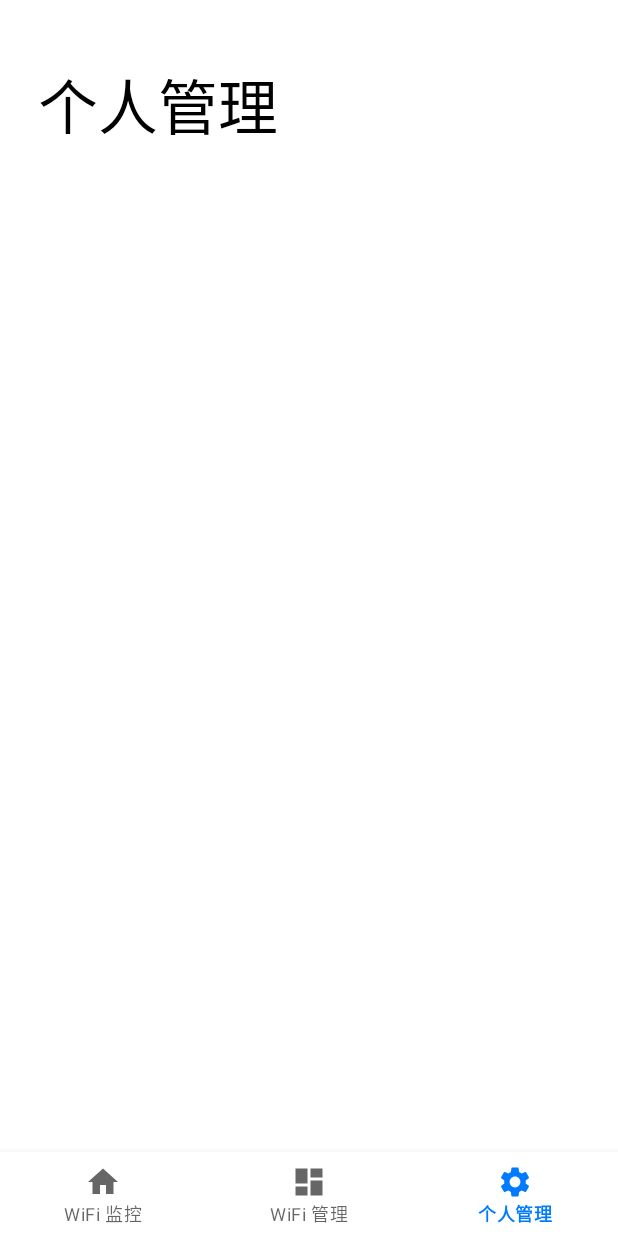
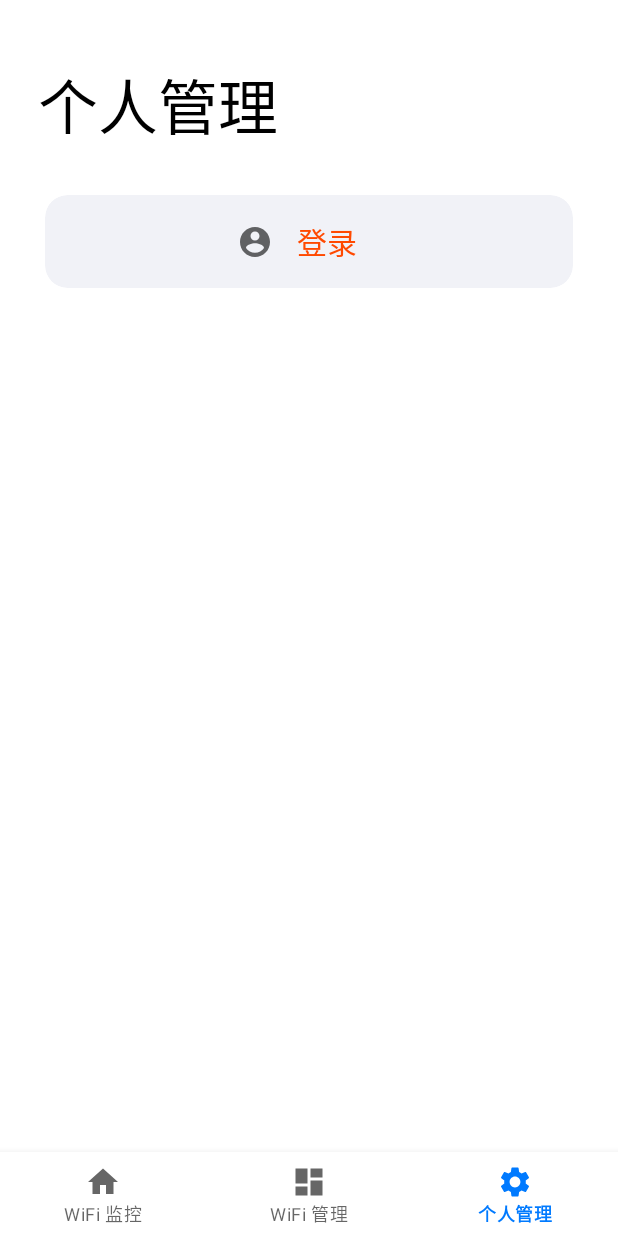
Before and after one commit to cccxxxs/Epidemic-Analysis-Enterprise-Edition, an Android app: the SettingsFragment screen opened through its navigation route, on a phone screen of 412 x 824 dp. Run offline under Robolectric (Android 15) with nearby library versions, the light colour scheme and no system bars; our stand-ins replace navigation-ui.

Commit message:
Finish Settings Fragment

```diff
--- a/app/src/main/java/com/silentselene/enterpriseedition/MainActivity.java
+++ b/app/src/main/java/com/silentselene/enterpriseedition/MainActivity.java
@@ -2,6 +2,7 @@ package com.silentselene.enterpriseedition;
 
 import android.content.Intent;
 import android.os.Bundle;
+import android.util.Log;
 
 import com.google.android.material.bottomnavigation.BottomNavigationView;
 import com.silentselene.enterpriseedition.login.LoginPage;
@@ -23,7 +24,7 @@ public class MainActivity extends AppCompatActivity {
 
     private final String FILE_NAME = "config.ini";
 
-    private String userPhone = null;
+    private String usr_info = null;
 
     @Override
     protected void onCreate(Bundle savedInstanceState) {
@@ -48,7 +49,9 @@ public class MainActivity extends AppCompatActivity {
             e.printStackTrace();
         }
 
-        if(userPhone == null){
+        Log.d("FILE", "\n" + usr_info);
+
+        if(usr_info == null){
             Intent loginPage = new Intent(MainActivity.this, LoginPage.class);
             startActivity(loginPage);
         }
@@ -63,7 +66,7 @@ public class MainActivity extends AppCompatActivity {
             byte[] readBytes = new byte[fis.available()];
             while (fis.read(readBytes) != -1) {
             }
-            userPhone = new String(readBytes);
+            usr_info = new String(readBytes);
         } catch (FileNotFoundException e) {
             e.printStackTrace();
         }
--- a/app/src/main/java/com/silentselene/enterpriseedition/ui/settings/SettingsFragment.java
+++ b/app/src/main/java/com/silentselene/enterpriseedition/ui/settings/SettingsFragment.java
@@ -3,11 +3,13 @@ package com.silentselene.enterpriseedition.ui.settings;
 import android.content.Context;
 import android.content.Intent;
 import android.os.Bundle;
+import android.util.Log;
 import android.view.LayoutInflater;
 import android.view.View;
 import android.view.ViewGroup;
 import android.widget.Button;
 import android.widget.LinearLayout;
+import android.widget.TextView;
 
 import androidx.annotation.NonNull;
 import androidx.fragment.app.Fragment;
@@ -17,6 +19,8 @@ import com.google.android.material.card.MaterialCardView;
 import com.silentselene.enterpriseedition.R;
 import com.silentselene.enterpriseedition.login.LoginPage;
 
+import java.io.FileInputStream;
+import java.io.FileNotFoundException;
 import java.io.FileOutputStream;
 import java.io.IOException;
 
@@ -24,7 +28,13 @@ public class SettingsFragment extends Fragment {
 
     LinearLayout info_layout;
     MaterialCardView btn_logout;
+    MaterialCardView btn_login;
 
+    TextView shop_name;
+    TextView usr_tel;
+    TextView shop_loc;
+
+    String usr_info = "";
 
     private SettingsViewModel settingsViewModel;
 
@@ -32,18 +42,24 @@ public class SettingsFragment extends Fragment {
 
 
     public View onCreateView(@NonNull LayoutInflater inflater,
-                             ViewGroup container, Bundle savedInstanceState) {
+                             ViewGroup container, final Bundle savedInstanceState) {
         settingsViewModel =
                 ViewModelProviders.of(this).get(SettingsViewModel.class);
         View root = inflater.inflate(R.layout.fragment_notifications, container, false);
 
         info_layout = root.findViewById(R.id.info_layout);
         btn_logout = root.findViewById(R.id.btn_logout);
+        btn_login = root.findViewById(R.id.btn_login);
+
+        shop_name = root.findViewById(R.id.shop_name);
+        usr_tel = root.findViewById(R.id.usr_tel);
+        shop_loc = root.findViewById(R.id.shop_loc);
 
         btn_logout.setOnClickListener(new View.OnClickListener() {
             @Override
             public void onClick(View view) {
-                btn_logout.setVisibility(getView().GONE);
+                info_layout.setVisibility(getView().GONE);
+                btn_login.setVisibility(getView().VISIBLE);
 
                 try {
                     savePreferenceFiles("");
@@ -56,8 +72,34 @@ public class SettingsFragment extends Fragment {
             }
         });
 
+        btn_login.setOnClickListener(new View.OnClickListener() {
+            @Override
+            public void onClick(View view) {
+                Intent login_page = new Intent(getActivity(), LoginPage.class);
+                startActivity(login_page);
+            }
+        });
+
         if(LoginPage.isLogin(root.getContext())){
             info_layout.setVisibility(getView().VISIBLE);
+            btn_login.setVisibility(getView().GONE);
+
+            try {
+                loadPreferencesFile();
+            } catch (IOException e) {
+                e.printStackTrace();
+            }
+
+            Log.d("USR_INFO", usr_info);
+
+            String[] info = usr_info.split("\n");
+            Log.d("USR_INFO", info[0]);
+            Log.d("USR_INFO", info[1]);
+            Log.d("USR_INFO", info[2]);
+
+            shop_name.setText(info[1]);
+            usr_tel.setText(info[0]);
+            shop_loc.setText(info[2]);
         }
 
         return root;
@@ -69,4 +111,19 @@ public class SettingsFragment extends Fragment {
         fos.flush();
         fos.close();
     }
+
+    private void loadPreferencesFile() throws IOException {
+        try {
+            FileInputStream fis = getActivity().openFileInput(FILE_NAME);
+            if (fis.available() == 0) {
+                return;
+            }
+            byte[] readBytes = new byte[fis.available()];
+            while (fis.read(readBytes) != -1) {
+            }
+            usr_info = new String(readBytes);
+        } catch (FileNotFoundException e) {
+            e.printStackTrace();
+        }
+    }
 }
--- /dev/null
+++ b/app/src/main/res/drawable-v24/ic_baseline_account_circle_24.xml
@@ -0,0 +1,10 @@
+<vector xmlns:android="http://schemas.android.com/apk/res/android"
+    android:width="24dp"
+    android:height="24dp"
+    android:viewportWidth="24"
+    android:viewportHeight="24"
+    android:tint="?attr/colorControlNormal">
+  <path
+      android:fillColor="@android:color/white"
+      android:pathData="M12,2C6.48,2 2,6.48 2,12s4.48,10 10,10 10,-4.48 10,-10S17.52,2 12,2zM12,5c1.66,0 3,1.34 3,3s-1.34,3 -3,3 -3,-1.34 -3,-3 1.34,-3 3,-3zM12,19.2c-2.5,0 -4.71,-1.28 -6,-3.22 0.03,-1.99 4,-3.08 6,-3.08 1.99,0 5.97,1.09 6,3.08 -1.29,1.94 -3.5,3.22 -6,3.22z"/>
+</vector>
--- a/app/src/main/res/layout/fragment_notifications.xml
+++ b/app/src/main/res/layout/fragment_notifications.xml
@@ -20,6 +20,42 @@
             android:text="个人管理"
             android:textColor="#000000"
             android:textSize="40sp" />
+
+        <com.google.android.material.card.MaterialCardView
+            android:id="@+id/btn_login"
+            android:layout_width="match_parent"
+            android:layout_height="wrap_content"
+            android:layout_marginHorizontal="30dp"
+            android:layout_marginTop="30dp"
+            android:layout_marginBottom="90dp"
+            android:background="@color/colorButtomUnselected"
+            app:cardBackgroundColor="@color/colorBackground"
+            app:cardCornerRadius="15dp"
+            app:cardElevation="0dp">
+
+            <LinearLayout
+                android:layout_width="match_parent"
+                android:layout_height="wrap_content"
+                android:gravity="center"
+                android:orientation="horizontal">
+
+                <ImageView
+                    android:layout_width="wrap_content"
+                    android:layout_height="match_parent"
+                    android:scaleType="center"
+                    android:src="@drawable/ic_baseline_account_circle_24" />
+
+                <TextView
+                    android:layout_width="wrap_content"
+                    android:layout_height="match_parent"
+                    android:padding="16dp"
+                    android:text="登录"
+                    android:textColor="@color/colorTextSelected"
+                    android:textSize="20sp" />
+
+            </LinearLayout>
+
+        </com.google.android.material.card.MaterialCardView>
 
         <LinearLayout
             android:id="@+id/info_layout"
```
Also changed, not shown: app/src/main/java/com/silentselene/enterpriseedition/login/RegisterPage.java (+17 -12 lines).
